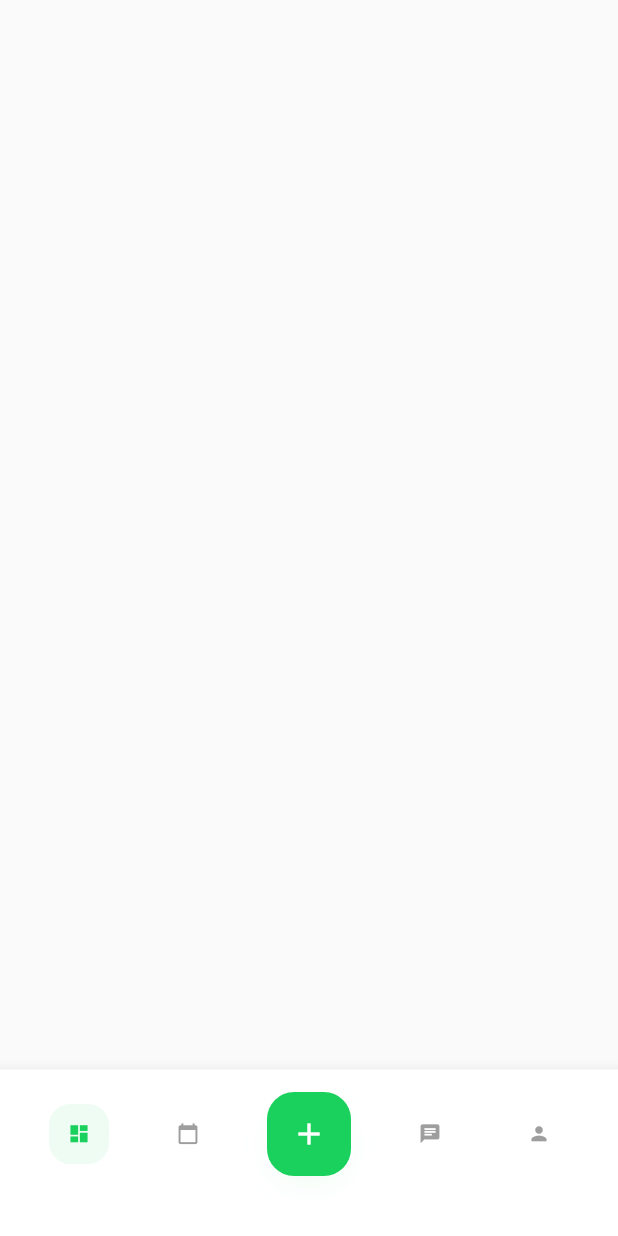
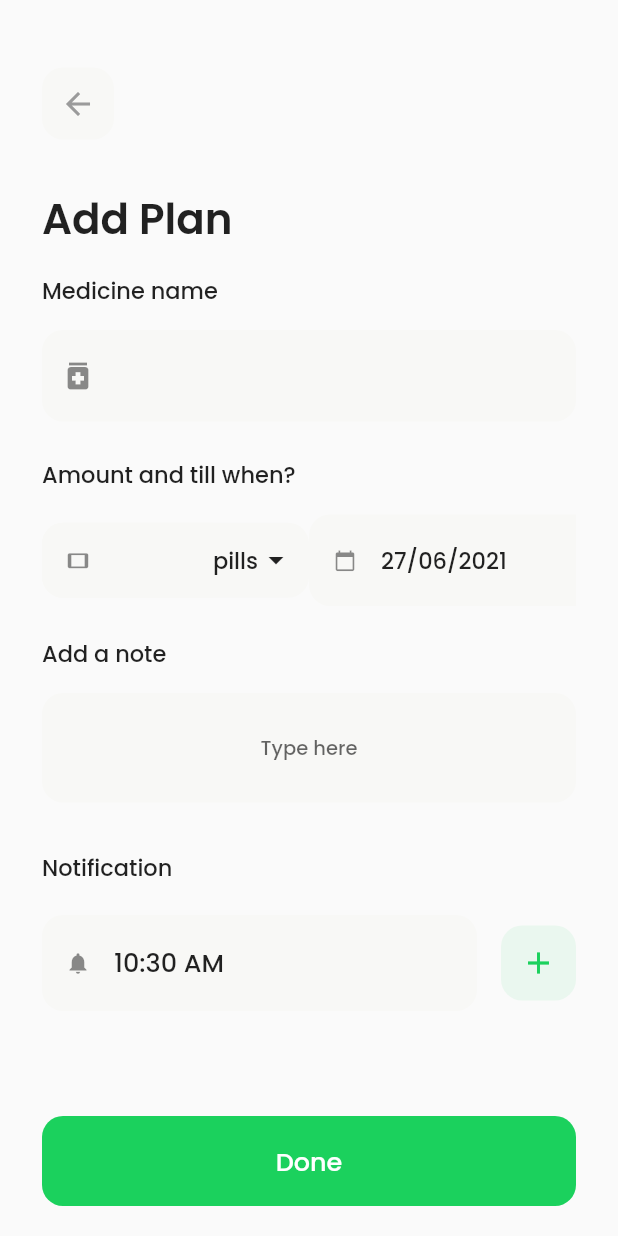
Before and after one commit to Mynk-9/flutter-medical-reminder, a Flutter app: the screen it shows after launch, after a tap on the "add" icon, on a phone screen of 412 x 824 dp. Run offline on Flutter 3.47's test engine with Material 2 defaults, Android fonts, the phone set to English and light mode, and no system bars; our stand-ins replace google_fonts.

Commit message:
completed add medication screen

```diff
--- /dev/null
+++ b/lib/screens/add_medication.dart
@@ -0,0 +1,217 @@
+import 'package:flutter/material.dart';
+import 'package:flutter_medical_reminder/widgets/widgets.dart';
+import 'package:google_fonts/google_fonts.dart';
+import 'package:intl/intl.dart';
+
+class AddMedication extends StatefulWidget {
+  AddMedication({Key? key}) : super(key: key);
+
+  @override
+  _AddMedicationState createState() => _AddMedicationState();
+}
+
+class _AddMedicationState extends State<AddMedication> {
+  List<Widget> _notifList = [];
+  DateTime _date = new DateTime.now();
+  DateFormat _dateFormat = DateFormat("dd/MM/yyyy");
+  late TextEditingController _dateController;
+
+  @override
+  void initState() {
+    super.initState();
+    _notifList.add(MedicationNotificationTimeSelector(
+      add: true,
+      onTap: _addField,
+    ));
+    _dateController = TextEditingController(text: _dateFormat.format(_date));
+  }
+
+  _addField() {
+    setState(() {
+      _notifList.add(
+          MedicationNotificationTimeSelector(add: false, onTap: _removeField));
+    });
+  }
+
+  _removeField() {
+    setState(() {
+      _notifList.removeLast();
+    });
+  }
+
+  Future<void> _selectDate(BuildContext context) async {
+    final datePicked = await showDatePicker(
+        context: context,
+        initialDate: _date,
+        firstDate: new DateTime(2016),
+        lastDate: new DateTime(2025));
+
+    if (datePicked != null && datePicked != _date) {
+      print("Date selected ${_date.toString()}");
+      setState(() {
+        _date = datePicked;
+        _dateController.text = _dateFormat.format(_date);
+      });
+    }
+  }
+
+  @override
+  Widget build(BuildContext context) {
+    return Scaffold(
+      body: ListView(
+        padding: const EdgeInsets.only(top: 45.0, left: 28.0, right: 28.0),
+        children: <Widget>[
+          Align(
+            alignment: Alignment.centerLeft,
+            child: Container(
+              width: 48.0,
+              height: 48.0,
+              decoration: BoxDecoration(
+                  color: Color.fromRGBO(248, 248, 246, 1),
+                  borderRadius: BorderRadius.all(Radius.circular(14.0))),
+              child: IconButton(
+                icon: Icon(Icons.arrow_back),
+                onPressed: () => Navigator.pop(context),
+                color: Color.fromRGBO(155, 155, 155, 1),
+                iconSize: 24.0,
+                splashRadius: 0.1,
+              ),
+            ),
+          ),
+          Padding(
+            padding: const EdgeInsets.only(top: 32.0, bottom: 15.0),
+            child: Text(
+              'Add Plan',
+              style: GoogleFonts.poppins(
+                  fontWeight: FontWeight.w600, fontSize: 28.0),
+            ),
+          ),
+          Padding(
+            padding: const EdgeInsets.only(bottom: 15.0),
+            child: Text(
+              'Medicine name',
+              style: GoogleFonts.poppins(
+                  fontWeight: FontWeight.w500, fontSize: 15.0),
+            ),
+          ),
+          TextField(
+            maxLines: 1,
+            style: GoogleFonts.poppins(
+                fontWeight: FontWeight.w500, fontSize: 15.0),
+            decoration: InputDecoration(
+                prefixIcon: Icon(Icons.medication),
+                fillColor: Color.fromRGBO(248, 248, 246, 1),
+                filled: true,
+                border: OutlineInputBorder(
+                    borderRadius: BorderRadius.all(Radius.circular(14.0)),
+                    borderSide: BorderSide(width: 0, style: BorderStyle.none))),
+          ),
+          Padding(
+            padding: const EdgeInsets.only(top: 24.0, bottom: 15.0),
+            child: Text(
+              'Amount and till when?',
+              style: GoogleFonts.poppins(
+                  fontWeight: FontWeight.w500, fontSize: 15.0),
+            ),
+          ),
+          Row(
+            children: <Widget>[
+              Expanded(
+                flex: 5,
+                child: MedicationDropDown(iconMap: {
+                  'pills': Icons.tablet,
+                  'gm': Icons.donut_small,
+                  'ml': Icons.liquor
+                }),
+              ),
+              Expanded(
+                flex: 5,
+                child: GestureDetector(
+                  onTap: () {
+                    _selectDate(context);
+                  },
+                  child: AbsorbPointer(
+                    absorbing: true,
+                    child: TextField(
+                      maxLines: 1,
+                      controller: _dateController,
+                      style: GoogleFonts.poppins(
+                          fontWeight: FontWeight.w500, fontSize: 15.0),
+                      decoration: InputDecoration(
+                          prefixIcon: Icon(
+                            Icons.calendar_today,
+                            size: 15.0,
+                          ),
+                          fillColor: Color.fromRGBO(248, 248, 246, 1),
+                          filled: true,
+                          border: OutlineInputBorder(
+                              borderRadius: BorderRadius.only(
+                                  topLeft: Radius.circular(14.0),
+                                  bottomLeft: Radius.circular(14.0)),
+                              borderSide: BorderSide(
+                                  width: 0, style: BorderStyle.none))),
+                    ),
+                  ),
+                ),
+              ),
+            ],
+          ),
+          Padding(
+            padding: EdgeInsets.only(top: 20.0, bottom: 15.0),
+            child: Text(
+              'Add a note',
+              style: GoogleFonts.poppins(
+                  fontWeight: FontWeight.w500, fontSize: 15.0),
+            ),
+          ),
+          TextField(
+            textAlign: TextAlign.center,
+            style: GoogleFonts.poppins(
+                fontWeight: FontWeight.w500, fontSize: 15.0),
+            decoration: InputDecoration(
+                contentPadding: EdgeInsets.all(26.0),
+                hintText: 'Type here',
+                hintStyle: GoogleFonts.poppins(
+                    fontWeight: FontWeight.w500, fontSize: 13.0),
+                fillColor: Color.fromRGBO(248, 248, 246, 1),
+                filled: true,
+                border: OutlineInputBorder(
+                    borderRadius: BorderRadius.all(Radius.circular(14.0)),
+                    borderSide: BorderSide(width: 0, style: BorderStyle.none))),
+          ),
+          Padding(
+            padding: const EdgeInsets.only(top: 32.0, bottom: 20.0),
+            child: Text(
+              'Notification',
+              style: GoogleFonts.poppins(
+                  fontWeight: FontWeight.w500, fontSize: 15.0),
+            ),
+          ),
+          ..._notifList,
+          Padding(
+            padding: const EdgeInsets.only(top: 70.0),
+            child: ElevatedButton(
+              child: Text(
+                'Done',
+                style: GoogleFonts.poppins(
+                    fontWeight: FontWeight.w500,
+                    fontSize: 17.0,
+                    color: Colors.white),
+              ),
+              onPressed: () {},
+              style: ButtonStyle(
+                fixedSize: MaterialStateProperty.all(
+                    Size(MediaQuery.of(context).size.width, 60.0)),
+                shape: MaterialStateProperty.all(RoundedRectangleBorder(
+                    borderRadius: BorderRadius.all(Radius.circular(14.0)))),
+                elevation: MaterialStateProperty.all(0.0),
+                backgroundColor: MaterialStateProperty.all<Color>(
+                    Color.fromRGBO(27, 209, 93, 1)),
+              ),
+            ),
+          )
+        ],
+      ),
+    );
+  }
+}
--- a/lib/screens/home_screen.dart
+++ b/lib/screens/home_screen.dart
@@ -1,5 +1,6 @@
 import 'package:flutter/material.dart';
 import 'package:flutter_medical_reminder/providers/bottom_nav_provider.dart';
+import 'package:flutter_medical_reminder/screens/add_medication.dart';
 import 'package:flutter_medical_reminder/screens/dashboard.dart';
 import 'package:flutter_medical_reminder/widgets/widgets.dart';
 import 'package:provider/provider.dart';
@@ -14,10 +15,9 @@ class _HomeScreenState extends State<HomeScreen> {
   Widget build(BuildContext context) {
     final Map screenMap = {
       0: Dashboard(),
-      1: Dashboard(),//'Calendar()',
-      2: Dashboard(),//'Add',
-      3: Dashboard(),//'Chats',
-      4: Dashboard()//'Profile'
+      1: Dashboard(), //'Calendar()',
+      3: Dashboard(), //'Chats',
+      4: Dashboard() //'Profile'
     };
     final pageIndex = Provider.of<BottomNavProvider>(context);
 
--- a/lib/screens/screens.dart
+++ b/lib/screens/screens.dart
@@ -1,2 +1,3 @@
 export 'dashboard.dart';
 export 'home_screen.dart';
+export 'add_medication.dart';
--- a/lib/widgets/bottom_navigation.dart
+++ b/lib/widgets/bottom_navigation.dart
@@ -1,5 +1,6 @@
 import 'package:flutter/material.dart';
 import 'package:flutter_medical_reminder/providers/bottom_nav_provider.dart';
+import 'package:flutter_medical_reminder/screens/screens.dart';
 import 'package:provider/provider.dart';
 
 class BottomNavigation extends StatefulWidget {
@@ -8,7 +9,6 @@ class BottomNavigation extends StatefulWidget {
 }
 
 class _BottomNavigationState extends State<BottomNavigation> {
-
   @override
   void initState() {
     super.initState();
@@ -28,7 +28,10 @@ class _BottomNavigationState extends State<BottomNavigation> {
             ),
             _NavItem(iconData: Icons.calendar_today, index: 1),
             FloatingActionButton(
-              onPressed: () {},
+              onPressed: () {
+                Navigator.push(context,
+                    MaterialPageRoute(builder: (context) => AddMedication()));
+              },
               elevation: 0,
               highlightElevation: 0.0,
               shape: RoundedRectangleBorder(
@@ -65,10 +68,9 @@ class _NavItem extends StatelessWidget {
   @override
   Widget build(BuildContext context) {
     return Consumer<BottomNavProvider>(
-        builder: (context, pageIndex, _) => SizedBox(
+        builder: (context, pageIndex, _) => Container(
               width: 40.0,
               height: 40.0,
-              child: DecoratedBox(
               decoration: BoxDecoration(
                   color: pageIndex.currentPage == index
                       ? Color.fromRGBO(27, 209, 93, 0.07)
@@ -85,7 +87,6 @@ class _NavItem extends StatelessWidget {
                     : Colors.grey,
                 splashRadius: 0.1,
               ),
-              ),
             ));
   }
 }
--- /dev/null
+++ b/lib/widgets/medication_dropdown.dart
@@ -0,0 +1,88 @@
+import 'package:flutter/material.dart';
+import 'package:google_fonts/google_fonts.dart';
+
+class MedicationDropDown extends StatefulWidget {
+  final Map<String, IconData> iconMap;
+
+  MedicationDropDown({Key? key, required this.iconMap}) : super(key: key);
+
+  @override
+  _MedicationDropDownState createState() => _MedicationDropDownState();
+}
+
+class _MedicationDropDownState extends State<MedicationDropDown> {
+  List<String> _amountTypes = [];
+  late String _currentSelectedAmountType;
+
+  @override
+  void initState() {
+    super.initState();
+    _amountTypes = widget.iconMap.keys.toList();
+    _currentSelectedAmountType = _amountTypes[0];
+  }
+
+  @override
+  Widget build(BuildContext context) {
+    return Container(
+      height: 50.0,
+      padding: EdgeInsets.only(right: 10.0),
+      decoration: BoxDecoration(
+          color: Color.fromRGBO(248, 248, 246, 1),
+          borderRadius: BorderRadius.circular(14.0)),
+      child: Row(
+        children: <Widget>[
+          Expanded(
+            child: TextField(
+              maxLines: 1,
+              style: GoogleFonts.poppins(
+                  fontWeight: FontWeight.w500, fontSize: 15.0),
+              decoration: InputDecoration(
+                  prefixIcon: Icon(
+                    widget.iconMap[_currentSelectedAmountType],
+                    size: 15.0,
+                  ),
+                  fillColor: Color.fromRGBO(248, 248, 246, 1),
+                  filled: true,
+                  border: OutlineInputBorder(
+                      borderRadius: BorderRadius.only(
+                          topLeft: Radius.circular(14.0),
+                          bottomLeft: Radius.circular(14.0)),
+                      borderSide:
+                          BorderSide(width: 0, style: BorderStyle.none))),
+            ),
+          ),
+          PopupMenuButton<String>(
+            itemBuilder: (context) {
+              return _amountTypes.map((str) {
+                return PopupMenuItem(
+                  value: str,
+                  child: Text(str),
+                );
+              }).toList();
+            },
+            child: Padding(
+              padding: const EdgeInsets.only(top: 0.0),
+              child: Row(
+                mainAxisSize: MainAxisSize.min,
+                children: <Widget>[
+                  Text(
+                    _currentSelectedAmountType,
+                    style: GoogleFonts.poppins(
+                        fontWeight: FontWeight.w500, fontSize: 15.0),
+                  ),
+                  Icon(Icons.arrow_drop_down),
+                ],
+              ),
+            ),
+            onSelected: (v) {
+              setState(() {
+                print('!!!===== $v');
+                _currentSelectedAmountType = v;
+              });
+            },
+          )
+        ],
+      ),
+    );
+  }
+}
--- /dev/null
+++ b/lib/widgets/medication_notifications.dart
@@ -0,0 +1,84 @@
+import 'package:flutter/material.dart';
+import 'package:google_fonts/google_fonts.dart';
+
+class MedicationNotificationTimeSelector extends StatefulWidget {
+  final bool add;
+  final VoidCallback onTap;
+
+  MedicationNotificationTimeSelector(
+      {Key? key, required this.add, required this.onTap})
+      : super(key: key);
+
+  @override
+  _MedicationNotificationTimeSelectorState createState() =>
+      _MedicationNotificationTimeSelectorState();
+}
+
+class _MedicationNotificationTimeSelectorState
+    extends State<MedicationNotificationTimeSelector> {
+  late TimeOfDay _time = new TimeOfDay.now();
+  late TextEditingController _timeController =
+      TextEditingController(text: _time.format(context));
+
+  Future<void> _selectTime(BuildContext context) async {
+    final timePicked =
+        await showTimePicker(context: context, initialTime: _time);
+    if (timePicked != null && timePicked != _time) {
+      setState(() {
+        _time = timePicked;
+        _timeController.text = _time.format(context);
+      });
+    }
+  }
+
+  @override
+  Widget build(BuildContext context) {
+    return Row(
+      children: <Widget>[
+        Expanded(
+          flex: 9,
+          child: GestureDetector(
+            onTap: () {
+              _selectTime(context);
+            },
+            child: AbsorbPointer(
+              absorbing: true,
+              child: TextField(
+                  maxLines: 1,
+                  controller: _timeController,
+                  style: GoogleFonts.poppins(
+                      fontWeight: FontWeight.w500, fontSize: 17.0),
+                  decoration: InputDecoration(
+                      prefixIcon: Icon(
+                        Icons.notifications,
+                        size: 17.0,
+                      ),
+                      fillColor: Color.fromRGBO(248, 248, 246, 1),
+                      filled: true,
+                      border: OutlineInputBorder(
+                          borderRadius: BorderRadius.circular(14.0),
+                          borderSide:
+                              BorderSide(width: 0, style: BorderStyle.none)))),
+            ),
+          ),
+        ),
+        Container(
+          width: 50.0,
+          height: 50.0,
+          margin: EdgeInsets.only(left: 16.0),
+          decoration: BoxDecoration(
+              borderRadius: BorderRadius.circular(14.0),
+              color: Color.fromRGBO(27, 209, 93, 0.07)),
+          child: IconButton(
+            icon: Icon(
+              widget.add ? Icons.add : Icons.remove,
+              color: Color.fromRGBO(27, 209, 93, 1),
+            ),
+            onPressed: () => widget.onTap(),
+            splashRadius: 0.1,
+          ),
+        ),
+      ],
+    );
+  }
+}
--- a/lib/widgets/widgets.dart
+++ b/lib/widgets/widgets.dart
@@ -1 +1,3 @@
 export 'bottom_navigation.dart';
+export 'medication_dropdown.dart';
+export 'medication_notifications.dart';
--- a/pubspec.yaml
+++ b/pubspec.yaml
@@ -31,6 +31,7 @@ dependencies:
   manage_calendar_events: ^1.0.7
   provider: ^5.0.0
   google_fonts: ^2.1.0
+  intl: ^0.17.0
 
 dev_dependencies:
   flutter_test:
```
Lines whose indentation alone changed are shown as unchanged.
